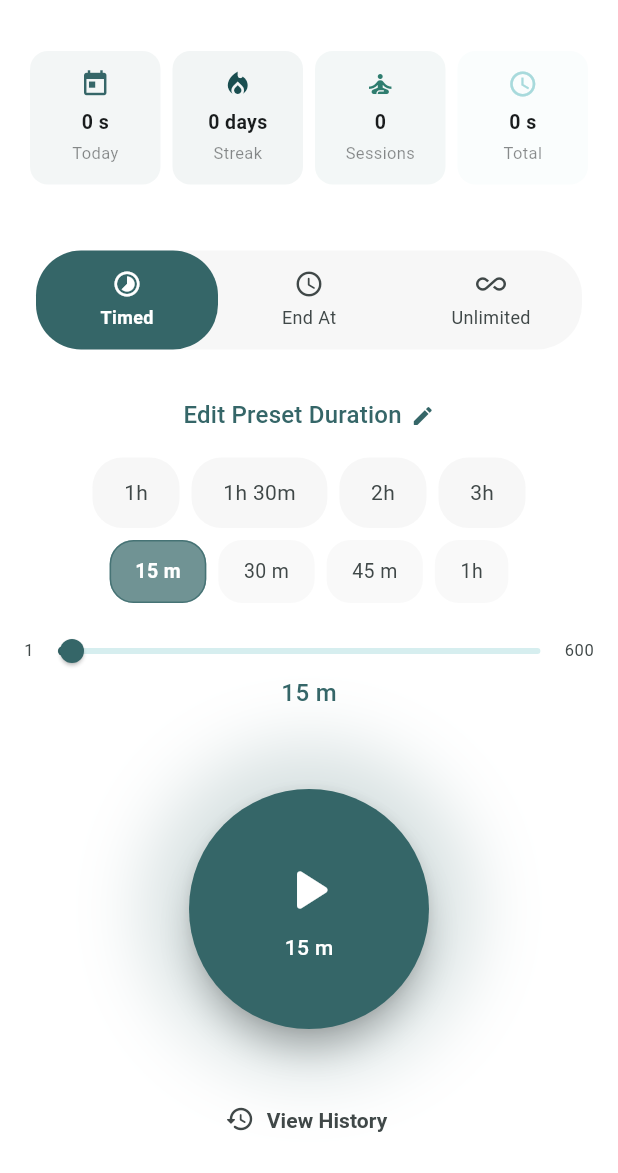
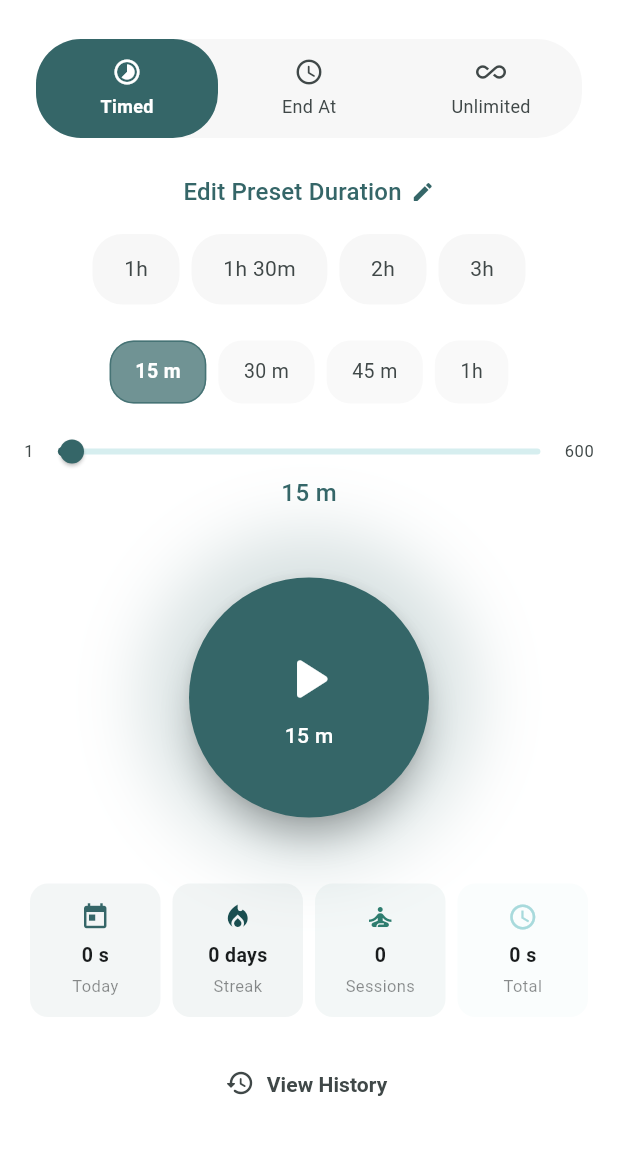
Before and after one commit to vpnry/ekatimer, a Flutter app: the screen it shows after launch, on a phone screen of 412 x 824 dp, the part 63-1236 px from its top. Run offline on Flutter 3.47's test engine with Material 3 defaults, Android fonts, the phone set to English and light mode, and no system bars; our stand-ins replace audioplayers, flutter_local_notifications, shared_preferences, sqflite, vibration, wakelock_plus; accounts and stored records are empty.

Commit message:
make button home screen more friendly

```diff
--- a/lib/screens/home_screen.dart
+++ b/lib/screens/home_screen.dart
@@ -150,13 +150,14 @@ class _MeditationHomeScreenState extends State<MeditationHomeScreen>
     timerProvider.endVibration = settingsProvider.vibrationConfig.endVibration;
     timerProvider.intervalVibration =
         settingsProvider.vibrationConfig.intervalVibration;
-    timerProvider.sessionDelaySeconds =
-        settingsProvider.sessionDelaySeconds;
+    timerProvider.sessionDelaySeconds = settingsProvider.sessionDelaySeconds;
     timerProvider.volume = settingsProvider.soundConfig.volume;
 
     // Consume selectedWidgetMode here to support both cold starts and warm-start resumes.
     if (WidgetActionHandler.selectedWidgetMode != null) {
-      _selectedMode = TimerMode.fromString(WidgetActionHandler.selectedWidgetMode!);
+      _selectedMode = TimerMode.fromString(
+        WidgetActionHandler.selectedWidgetMode!,
+      );
       WidgetActionHandler.selectedWidgetMode = null; // consume once
       _initializedMode = true;
     } else if (!_initializedMode) {
@@ -217,6 +218,26 @@ class _MeditationHomeScreenState extends State<MeditationHomeScreen>
                   ],
                 ),
 
+                SliverToBoxAdapter(
+                  child: Padding(
+                    padding: const EdgeInsets.only(top: 12, bottom: 4),
+                    child: Column(
+                      children: [
+                        _buildModeSelector(context),
+                        const SizedBox(height: 24),
+                        if (_selectedMode == TimerMode.timed)
+                          _buildDurationPicker(context)
+                        else if (_selectedMode == TimerMode.endAt)
+                          _buildEndAtPicker(context)
+                        else
+                          _buildUnlimitedInfo(context),
+                        const SizedBox(height: 24),
+                        _buildStartButton(context),
+                      ],
+                    ),
+                  ),
+                ),
+
                 if (!sessionProvider.isLoading)
                   SliverToBoxAdapter(
                     child: StatsSummary(
@@ -231,21 +252,9 @@ class _MeditationHomeScreenState extends State<MeditationHomeScreen>
 
                 SliverToBoxAdapter(
                   child: Padding(
-                    padding: const EdgeInsets.symmetric(vertical: 24),
-                    child: Column(
-                      children: [
-                        _buildModeSelector(context),
-                        const SizedBox(height: 32),
-                        if (_selectedMode == TimerMode.timed)
-                          _buildDurationPicker(context)
-                        else if (_selectedMode == TimerMode.endAt)
-                          _buildEndAtPicker(context)
-                        else
-                          _buildUnlimitedInfo(context),
-                        const SizedBox(height: 32),
-                        _buildStartButton(context),
-                        const SizedBox(height: 16),
-                        TextButton.icon(
+                    padding: const EdgeInsets.only(bottom: 24),
+                    child: Center(
+                      child: TextButton.icon(
                         onPressed: () =>
                             _navigateTo(context, const HistoryScreen()),
                         icon: const Icon(Icons.history_rounded, size: 20),
@@ -254,7 +263,6 @@ class _MeditationHomeScreenState extends State<MeditationHomeScreen>
                           foregroundColor: AppColors.textSecondaryLight,
                         ),
                       ),
-                      ],
                     ),
                   ),
                 ),
@@ -398,7 +406,7 @@ class _MeditationHomeScreenState extends State<MeditationHomeScreen>
           }),
         ),
 
-        const SizedBox(height: 8),
+        const SizedBox(height: 24),
         Wrap(
           spacing: 8,
           runSpacing: 8,
@@ -596,7 +604,9 @@ class _MeditationHomeScreenState extends State<MeditationHomeScreen>
               ),
               const SizedBox(width: 8),
               Text(
-                _endAtHour >= 12 ? t.translate('time.pm') : t.translate('time.am'),
+                _endAtHour >= 12
+                    ? t.translate('time.pm')
+                    : t.translate('time.am'),
                 style: Theme.of(context).textTheme.titleLarge?.copyWith(
                   color: AppColors.textSecondaryLight,
                 ),
```
Also changed, not shown: 1 other file. Lines whose indentation alone changed are shown as unchanged.
